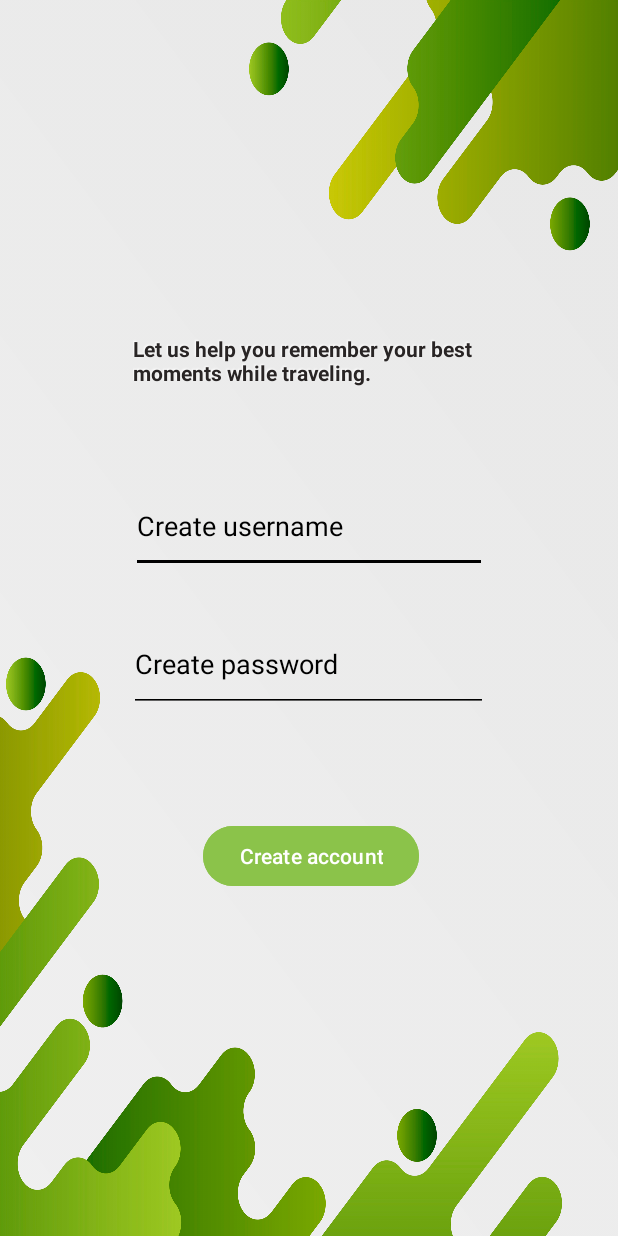
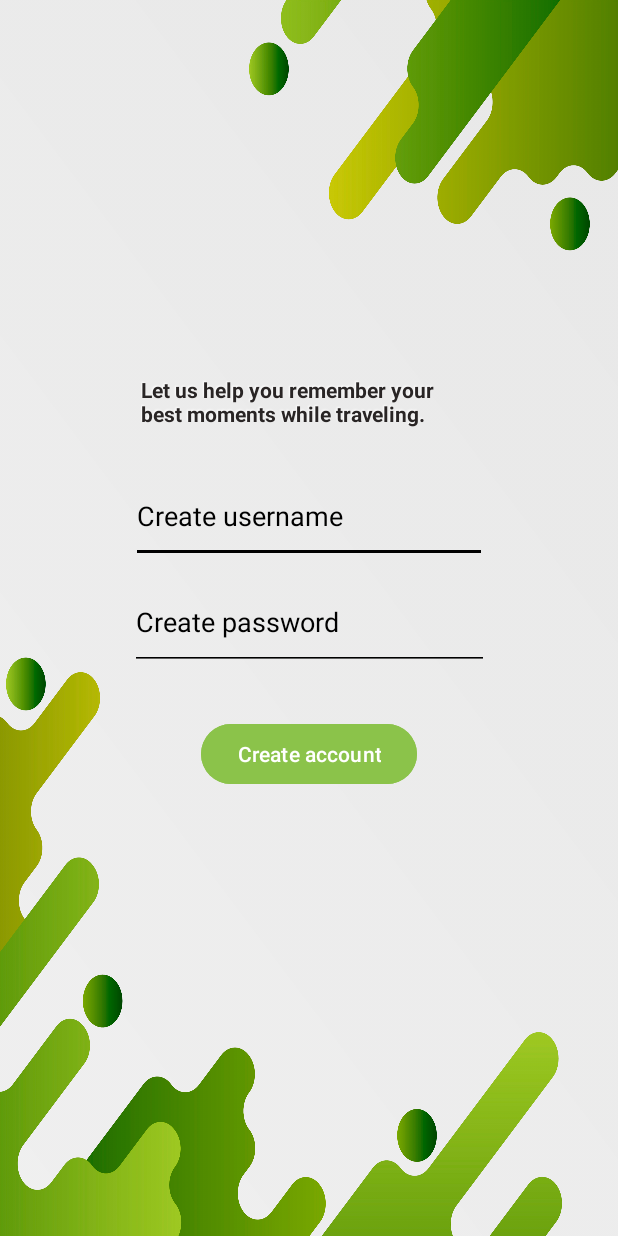
Before and after one commit to martarozycka/programingTechniques22-23, an Android app: the SignInPage screen opened directly, with no data from a screen before it, on a phone screen of 412 x 824 dp. Run offline under Robolectric (Android 15) with nearby library versions, the phone set to English and light mode, and no system bars; our stand-ins replace Volley; network calls fail.

Commit message:
final design

```diff
--- a/app/src/main/res/layout/activity_main.xml
+++ b/app/src/main/res/layout/activity_main.xml
@@ -14,7 +14,9 @@
         android:layout_width="wrap_content"
         android:layout_height="wrap_content"
         android:layout_marginTop="188dp"
-
+        android:shadowDx="-5"
+        android:shadowDy="-5"
+        android:shadowRadius="1"
         android:shadowColor="#ffffff"
         android:text="Travel Log"
         android:textAppearance="@style/TextAppearance.AppCompat.Display2"
--- a/app/src/main/res/layout/activity_sign_in_page.xml
+++ b/app/src/main/res/layout/activity_sign_in_page.xml
@@ -9,12 +9,9 @@
 
     <TextView
         android:id="@+id/infoPageSignIn"
-        android:layout_width="276dp"
-        android:layout_height="67dp"
-        android:layout_marginStart="46dp"
-        android:layout_marginTop="101dp"
-        android:layout_marginEnd="47dp"
-        android:layout_marginBottom="510dp"
+        android:layout_width="224dp"
+        android:layout_height="55dp"
+        android:layout_marginTop="250dp"
         android:shadowColor="#ffffff"
         android:shadowDx="-1"
         android:shadowDy="-1"
@@ -22,29 +19,22 @@
         android:text="Let us help you remember your best moments while traveling."
         android:textColor="#292525"
         android:textStyle="bold"
-        app:layout_constraintBottom_toBottomOf="parent"
         app:layout_constraintEnd_toEndOf="parent"
-        app:layout_constraintHorizontal_bias="1.0"
         app:layout_constraintStart_toStartOf="parent"
-        app:layout_constraintTop_toTopOf="parent"
-        app:layout_constraintVertical_bias="0.833" />
+        app:layout_constraintTop_toTopOf="parent" />
 
     <EditText
         android:id="@+id/createUsername"
         android:layout_width="237dp"
         android:layout_height="62dp"
-        android:layout_marginStart="101dp"
-        android:layout_marginTop="300dp"
-        android:layout_marginEnd="101dp"
-        android:layout_marginBottom="29dp"
+        android:layout_marginTop="8dp"
+        android:backgroundTint="#000000"
         android:ems="10"
         android:hint="Create username"
-        android:backgroundTint="#000000"
+        android:inputType="text"
+        android:shadowColor="#ffffff"
         android:textColor="@color/black"
-        android:shadowColor="#ffffff"
         android:textColorHint="#000000"
-        android:inputType="text"
-        app:layout_constraintBottom_toTopOf="@+id/createPassword"
         app:layout_constraintEnd_toEndOf="parent"
         app:layout_constraintStart_toStartOf="parent"
         app:layout_constraintTop_toBottomOf="@+id/infoPageSignIn" />
@@ -53,17 +43,14 @@
         android:id="@+id/createPassword"
         android:layout_width="239dp"
         android:layout_height="63dp"
-        android:layout_marginStart="100dp"
-        android:layout_marginEnd="101dp"
-        android:layout_marginBottom="72dp"
 
+        android:layout_marginTop="8dp"
         android:backgroundTint="#000000"
         android:ems="10"
         android:hint="Create password"
+        android:inputType="text"
         android:textColor="@color/black"
-        android:inputType="text"
         android:textColorHint="#000000"
-        app:layout_constraintBottom_toTopOf="@+id/createAccount"
         app:layout_constraintEnd_toEndOf="parent"
         app:layout_constraintStart_toStartOf="parent"
         app:layout_constraintTop_toBottomOf="@+id/createUsername" />
@@ -72,16 +59,13 @@
         android:id="@+id/createAccount"
         android:layout_width="wrap_content"
         android:layout_height="wrap_content"
-        android:layout_marginStart="134dp"
-        android:layout_marginEnd="132dp"
-        android:layout_marginBottom="500dp"
-        android:onClick="onBtnCreateAccount_Clicked"
+        android:layout_marginTop="32dp"
 
         android:backgroundTint="#8BC34A"
+        android:onClick="onBtnCreateAccount_Clicked"
         android:text="Create account"
+
         android:textColor="#ffffff"
-
-        app:layout_constraintBottom_toBottomOf="parent"
         app:layout_constraintEnd_toEndOf="parent"
         app:layout_constraintStart_toStartOf="parent"
         app:layout_constraintTop_toBottomOf="@+id/createPassword" />
```
Also changed, not shown: app/src/main/res/layout/activity_log_in_page.xml (+10 -10 lines), app/src/main/res/layout/activity_trip_log.xml (+17 -15 lines), app/src/main/res/layout/comment_view.xml (+4 -3 lines).
